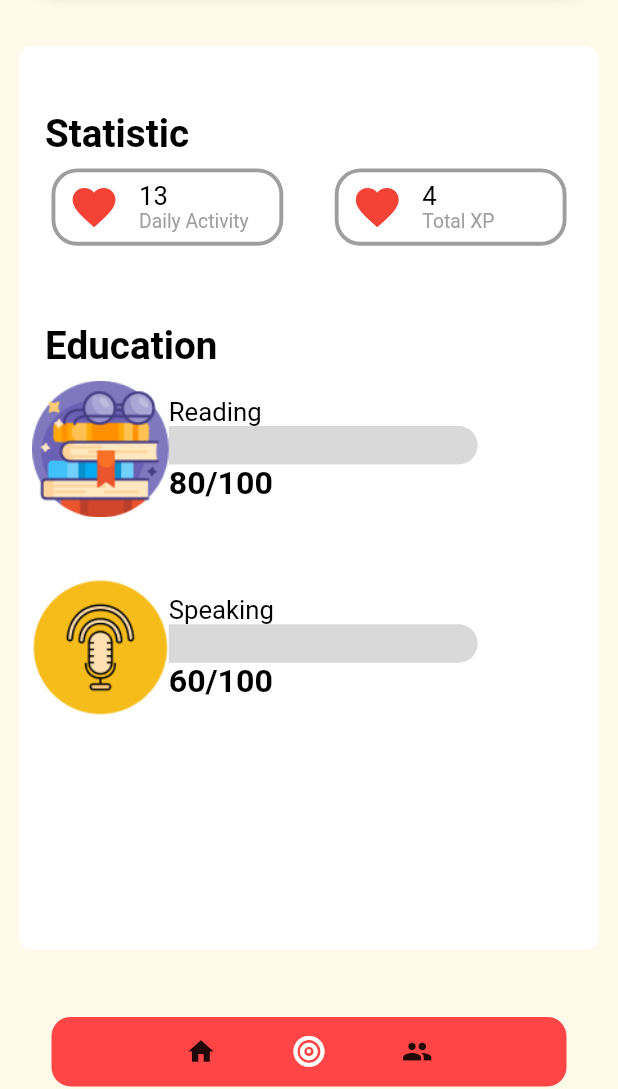
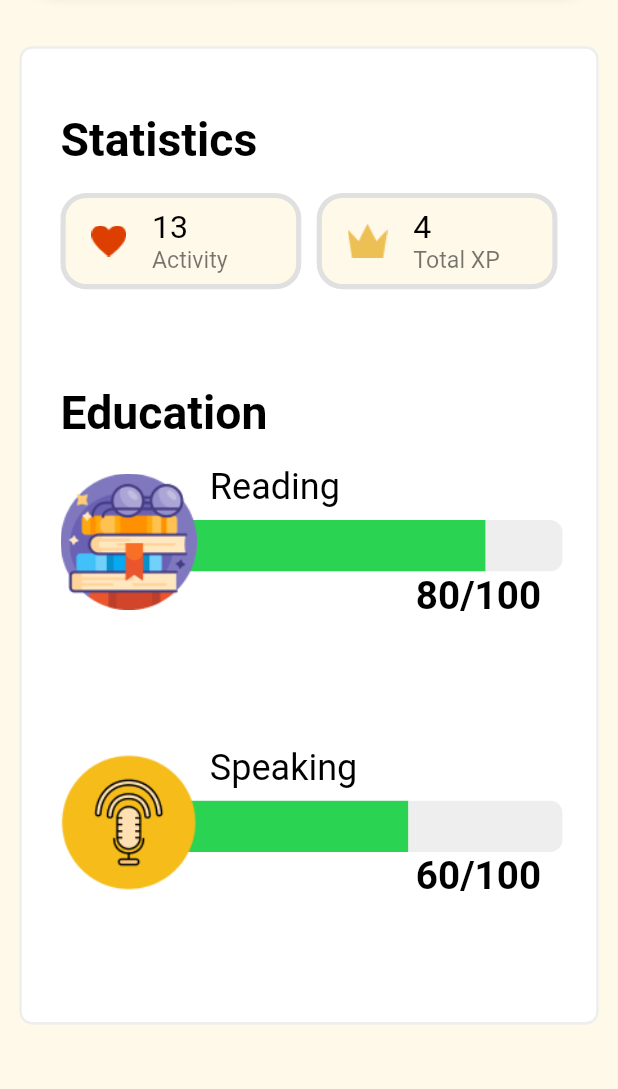
Before and after one commit to fleetimee/kurikara-divincarnate, a Flutter app: the ReportingDetailPage screen opened by its route, on a phone screen of 412 x 824 dp, the part 147-1236 px from its top. Run offline on Flutter 3.47's test engine with Material 2 defaults, Android fonts, the phone set to English and light mode, and no system bars; drawn by our look-alikes of dot_navigation_bar; our stand-ins replace flex_color_scheme, flutter_animate, flutter_form_builder, font_awesome_flutter, form_builder_validators, google_fonts and 2 more.

Commit message:
fix: reporting list and detail

```diff
--- /dev/null
+++ b/lib/data/stats.dart
@@ -0,0 +1,53 @@
+class Stats {
+  final String title;
+  final String value;
+  final String imageUrl;
+
+  Stats({
+    required this.title,
+    required this.value,
+    required this.imageUrl,
+  });
+}
+
+class Education {
+  final String title;
+  final String value;
+  final String imageUrl;
+  final double percentage;
+
+  Education({
+    required this.title,
+    required this.value,
+    required this.imageUrl,
+    required this.percentage,
+  });
+}
+
+final List<Stats> allStats = [
+  Stats(
+    title: 'Activity',
+    value: '13',
+    imageUrl: 'assets/images/heart_bigger.png',
+  ),
+  Stats(
+    title: 'Total XP',
+    value: '4',
+    imageUrl: 'assets/images/crown_bigger.png',
+  ),
+];
+
+final List<Education> allEducations = [
+  Education(
+    title: 'Reading',
+    value: '80/100',
+    imageUrl: 'assets/images/book-stack1.png',
+    percentage: 0.8,
+  ),
+  Education(
+    title: 'Speaking',
+    value: '60/100',
+    imageUrl: 'assets/images/podcast-2.png',
+    percentage: 0.6,
+  ),
+];
--- a/lib/screen/reporting/reporting_detail_ui.dart
+++ b/lib/screen/reporting/reporting_detail_ui.dart
@@ -1,7 +1,6 @@
 import 'package:flutter/material.dart';
+import 'package:huixinapp/data/stats.dart';
 import 'package:huixinapp/widget/AppBar/appbar_style.dart';
-
-import '../../widget/navigator_style.dart';
 
 class ReportingDetailPage extends StatelessWidget {
   const ReportingDetailPage({super.key});
@@ -16,218 +15,175 @@ class ReportingDetailPage extends StatelessWidget {
       body: Container(
         padding: const EdgeInsets.symmetric(vertical: 50),
         margin: const EdgeInsets.symmetric(horizontal: 15, vertical: 50),
+        width: double.infinity,
         decoration: BoxDecoration(
           color: Colors.white,
           borderRadius: BorderRadius.circular(10),
-        ),
-        child: Column(
-          children: [
-            Container(
-              alignment: Alignment.centerLeft,
-              padding: const EdgeInsets.only(left: 20),
-              child: const Text(
-                'Statistic',
-                style: TextStyle(
-                    fontSize: 30,
-                    color: Colors.black,
-                    fontWeight: FontWeight.bold),
+          border: Border.all(
+            color: Colors.grey.shade200,
+            width: 2,
           ),
         ),
-            statistic(),
-            Container(
-              alignment: Alignment.centerLeft,
-              padding: const EdgeInsets.only(left: 20, top: 50),
-              child: const Text(
-                'Education',
+        child: Padding(
+          padding: const EdgeInsets.symmetric(horizontal: 30),
+          child: Column(
+            crossAxisAlignment: CrossAxisAlignment.start,
+            children: [
+              const Text(
+                'Statistics',
                 style: TextStyle(
-                    fontSize: 30,
+                  fontSize: 36,
+                  fontWeight: FontWeight.bold,
                   color: Colors.black,
-                    fontWeight: FontWeight.bold),
                 ),
               ),
-            education(context),
-          ],
+              const SizedBox(height: 20),
+              SizedBox(
+                height: 150,
+                child: GridView.builder(
+                  gridDelegate: const SliverGridDelegateWithFixedCrossAxisCount(
+                    crossAxisCount: 2,
+                    childAspectRatio: 2.5,
+                    crossAxisSpacing: 12,
+                    mainAxisSpacing: 20,
+                  ),
+                  itemCount: allStats.length,
+                  itemBuilder: (context, index) {
+                    return Container(
+                      decoration: BoxDecoration(
+                        color: const Color(0xFFFFF9E9),
+                        borderRadius: BorderRadius.circular(20),
+                        border: Border.all(
+                          color: Colors.grey.shade300,
+                          width: 4,
                         ),
                       ),
-      bottomNavigationBar: const NavigatorBar(
-        currentIndex: 1,
+                      child: Padding(
+                        padding: const EdgeInsets.symmetric(horizontal: 20),
+                        child: Row(
+                          children: [
+                            Image.asset(
+                              allStats[index].imageUrl,
+                              fit: BoxFit.fill,
                             ),
-    );
-  }
-
-  Widget statistic() {
-    return Column(
-      children: [
-        Container(
-          padding: const EdgeInsets.all(10),
-          child: Row(
-            mainAxisAlignment: MainAxisAlignment.spaceEvenly,
+                            const SizedBox(width: 20),
+                            Expanded(
+                              child: Column(
+                                mainAxisAlignment: MainAxisAlignment.center,
                                 crossAxisAlignment: CrossAxisAlignment.start,
                                 children: [
-              Container(
-                decoration: BoxDecoration(
-                  color: Colors.white,
-                  borderRadius: const BorderRadius.all(Radius.circular(20)),
-                  border: Border.all(
-                    color: Colors.grey,
-                    width: 3,
+                                  Text(
+                                    allStats[index].value,
+                                    style: const TextStyle(
+                                      fontSize: 25,
+                                      color: Colors.black,
                                     ),
                                   ),
-                height: 60,
-                width: 180,
-                padding: const EdgeInsets.only(left: 10),
-                child: Row(
-                  crossAxisAlignment: CrossAxisAlignment.center,
-                  mainAxisAlignment: MainAxisAlignment.start,
-                  children: [
-                    const Icon(
-                      Icons.favorite,
-                      color: Colors.red,
-                      size: 40,
-                    ),
-                    const SizedBox(width: 15),
-                    Column(
-                      mainAxisAlignment: MainAxisAlignment.center,
-                      crossAxisAlignment: CrossAxisAlignment.start,
-                      children: const [
-                        Text('13',
-                            style:
-                                TextStyle(fontSize: 20, color: Colors.black)),
-                        Text('Daily Activity',
-                            style: TextStyle(fontSize: 15, color: Colors.grey)),
-                      ],
-                    )
-                  ],
+                                  Text(
+                                    allStats[index].title,
+                                    style: const TextStyle(
+                                      fontSize: 18,
+                                      color: Colors.black54,
                                     ),
                                   ),
-              const SizedBox(width: 10),
-              Container(
-                decoration: BoxDecoration(
-                  color: Colors.white,
-                  borderRadius: const BorderRadius.all(Radius.circular(20)),
-                  border: Border.all(
-                    color: Colors.grey,
-                    width: 3,
-                  ),
-                ),
-                height: 60,
-                width: 180,
-                padding: const EdgeInsets.only(left: 10),
-                child: Row(
-                  crossAxisAlignment: CrossAxisAlignment.center,
-                  mainAxisAlignment: MainAxisAlignment.start,
-                  children: [
-                    const Icon(
-                      Icons.favorite,
-                      color: Colors.red,
-                      size: 40,
-                    ),
-                    const SizedBox(width: 15),
-                    Column(
-                      mainAxisAlignment: MainAxisAlignment.center,
-                      crossAxisAlignment: CrossAxisAlignment.start,
-                      children: const [
-                        Text('4',
-                            style:
-                                TextStyle(fontSize: 20, color: Colors.black)),
-                        Text('Total XP',
-                            style: TextStyle(fontSize: 15, color: Colors.grey)),
-                      ],
-                    )
                                 ],
                               ),
                             ),
                           ],
                         ),
                       ),
-      ],
                     );
-  }
-
-  Widget education(context) {
-    return Container(
-      padding: const EdgeInsets.all(10),
-      child: Column(
-        mainAxisAlignment: MainAxisAlignment.center,
-        crossAxisAlignment: CrossAxisAlignment.center,
-        children: [
-          Row(children: [
-            Image.asset(
-              'assets/images/book-stack1.png',
-              // width: MediaQuery.of(context).size.width * 0.3,
+                  },
                 ),
-            Column(
-              crossAxisAlignment: CrossAxisAlignment.start,
-              children: [
+              ),
               const Text(
-                  'Reading',
+                'Education',
                 style: TextStyle(
-                    fontSize: 20,
+                  fontSize: 36,
+                  fontWeight: FontWeight.bold,
                   color: Colors.black,
                 ),
               ),
-                Container(
-                  height: 30,
-                  width: MediaQuery.of(context).size.width * 0.5,
-                  decoration: const BoxDecoration(
-                    color: Color(0xffD9D9D9),
-                    borderRadius: BorderRadius.only(
-                      topRight: Radius.circular(20),
-                      bottomRight: Radius.circular(20),
+              const SizedBox(height: 20),
+              Expanded(
+                child: ListView.separated(
+                  separatorBuilder: (context, index) => const SizedBox(
+                    height: 100,
+                  ),
+                  itemCount: allEducations.length,
+                  itemBuilder: (context, index) {
+                    return Row(
+                      children: [
+                        Stack(
+                          clipBehavior: Clip.none,
+                          children: [
+                            Positioned(
+                              bottom: 30,
+                              left: 90,
+                              child: SizedBox(
+                                width: 300,
+                                height: 40,
+                                child: ClipRRect(
+                                  borderRadius: const BorderRadius.all(
+                                      Radius.circular(10)),
+                                  child: LinearProgressIndicator(
+                                    value: allEducations[index].percentage,
+                                    backgroundColor: Colors.grey.shade200,
+                                    valueColor:
+                                        const AlwaysStoppedAnimation<Color>(
+                                      Color(0xFF2AD352),
                                     ),
                                   ),
                                 ),
-                // Spacer(), // this will push the "80/100" text to the end
-                const Text('80/100',
-                    style: TextStyle(
-                        fontSize: 25,
-                        color: Colors.black,
-                        fontWeight: FontWeight.bold),
-                    textAlign: TextAlign.right),
+                              ),
+                            ),
+                            Image.asset(
+                              allEducations[index].imageUrl,
+                              fit: BoxFit.fill,
+                            ),
                           ],
                         ),
-          ]),
-          SizedBox(
-            height: MediaQuery.of(context).size.width * 0.1,
-          ),
-          Row(children: [
-            Image.asset(
-              'assets/images/podcast-2.png',
-              // width: MediaQuery.of(context).size.width * 0.3,
-            ),
+                        const SizedBox(width: 10),
                         Column(
+                          mainAxisAlignment: MainAxisAlignment.spaceBetween,
                           crossAxisAlignment: CrossAxisAlignment.start,
                           children: [
-                const Text(
-                  'Speaking',
-                  style: TextStyle(
-                    fontSize: 20,
+                            const SizedBox(
+                              width: 20,
+                            ),
+                            Text(
+                              allEducations[index].title,
+                              style: const TextStyle(
+                                fontSize: 28,
                                 color: Colors.black,
                               ),
                             ),
-                Container(
-                  height: 30,
-                  width: MediaQuery.of(context).size.width * 0.5,
-                  decoration: const BoxDecoration(
-                    color: Color(0xffD9D9D9),
-                    borderRadius: BorderRadius.only(
-                      topRight: Radius.circular(20),
-                      bottomRight: Radius.circular(20),
+                            const SizedBox(
+                              height: 50,
+                            ),
+                            Padding(
+                              padding: const EdgeInsets.only(
+                                left: 160,
+                              ),
+                              child: Text(
+                                allEducations[index].value,
+                                style: const TextStyle(
+                                  fontSize: 30,
+                                  color: Colors.black,
+                                  fontWeight: FontWeight.bold,
                                 ),
                               ),
                             ),
-                // Spacer(), // this will push the "80/100" text to the end
-                const Text(
-                  '60/100',
-                  style: TextStyle(
-                      fontSize: 25,
-                      color: Colors.black,
-                      fontWeight: FontWeight.bold),
+                          ],
+                        )
+                      ],
+                    );
+                  },
                 ),
+              )
             ],
           ),
-          ]),
-        ],
+        ),
       ),
     );
   }
--- a/lib/screen/reporting/reporting_ui.dart
+++ b/lib/screen/reporting/reporting_ui.dart
@@ -18,7 +18,7 @@ class ReportingPage extends StatelessWidget {
           crossAxisAlignment: CrossAxisAlignment.center,
           children: [
             const SizedBox(
-              height: 100,
+              height: 60,
             ),
             Expanded(
               child: Padding(
@@ -30,7 +30,7 @@ class ReportingPage extends StatelessWidget {
                     crossAxisCount: 2,
                     childAspectRatio: 2,
                     crossAxisSpacing: 48,
-                    mainAxisSpacing: 16,
+                    mainAxisSpacing: 20,
                   ),
                   itemCount: reportingData.length,
                   itemBuilder: (context, index) {
@@ -59,7 +59,7 @@ class ReportingPage extends StatelessWidget {
                               Image.asset(
                                 reportingData[index].isUnlocked
                                     ? reportingData[index].imageUrl
-                                      : 'assets/images/lock.png',
+                                    : 'assets/images/lock_black.png',
                                 width: 50,
                                 height: 50,
                               ),
@@ -72,7 +72,8 @@ class ReportingPage extends StatelessWidget {
                               ),
                             ],
                           ),
-                          )),
+                        ),
+                      ),
                     );
                   },
                 ),
```
Also changed, not shown: assets/images/crown_bigger.png (added), assets/images/heart_bigger.png (added), assets/images/lock_black.png (added). Lines whose indentation alone changed are shown as unchanged.
